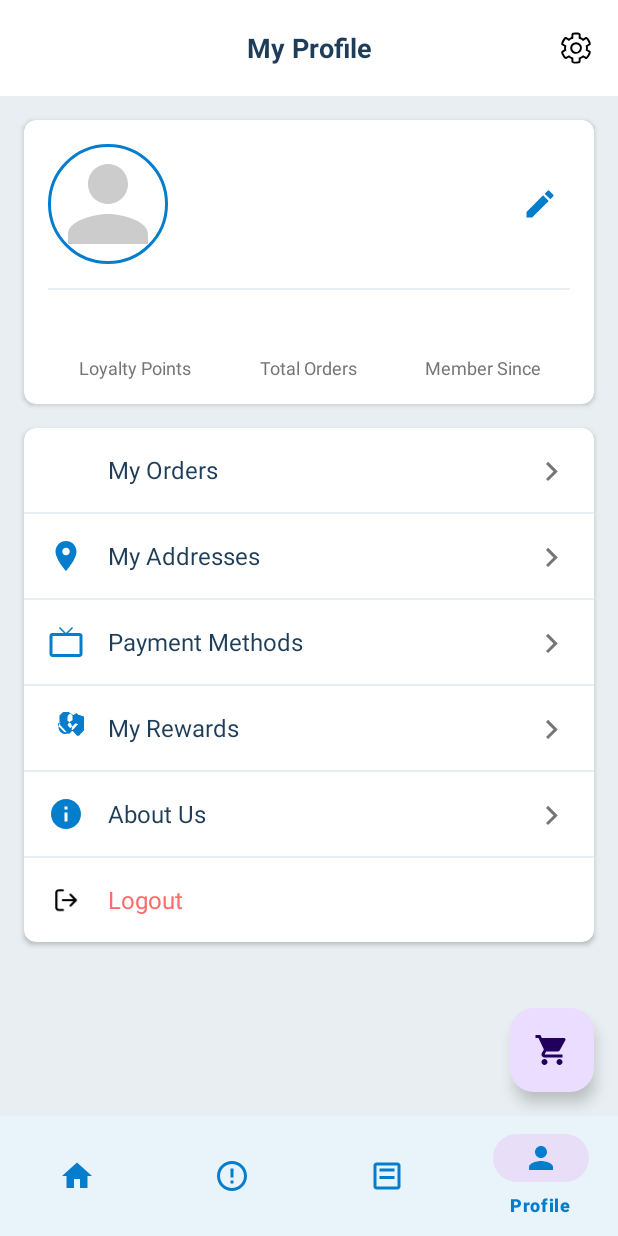
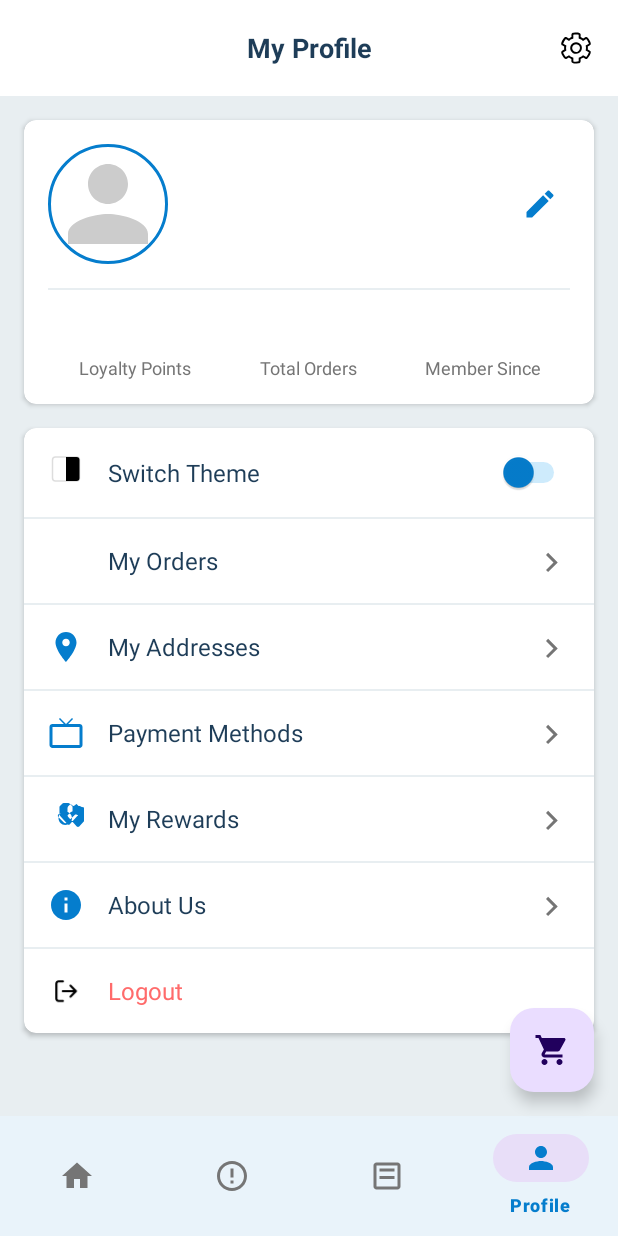
Before and after one commit to Remy2404/coffeecorner, an Android app: the ProfileFragment screen opened through its navigation route, on a phone screen of 412 x 824 dp. Run offline under Robolectric (Android 15) with nearby library versions, the phone set to English and light mode, and no system bars; our stand-ins replace CircleImageView, navigation-ui; pictures from the network do not load; 10 statements that could not run were skipped.

Commit message:
UI/Theme: Improved theme switching, MaterialCheckBox, and adaptive colors. Refactored layouts for better dark/light support. See details for more.

```diff
--- a/app/src/main/java/com/coffeecorner/app/activities/MainActivity.java
+++ b/app/src/main/java/com/coffeecorner/app/activities/MainActivity.java
@@ -6,6 +6,7 @@ import android.util.Log;
 import android.widget.Toast;
 
 import androidx.appcompat.app.AppCompatActivity;
+import androidx.appcompat.app.AppCompatDelegate;
 import androidx.fragment.app.Fragment;
 import androidx.navigation.NavController;
 import androidx.navigation.fragment.NavHostFragment;
@@ -25,6 +26,11 @@ public class MainActivity extends AppCompatActivity {
 
     @Override
     protected void onCreate(Bundle savedInstanceState) {
+        // Set theme to follow user preference (light/dark)
+        android.content.SharedPreferences prefs = getSharedPreferences("app_prefs", MODE_PRIVATE);
+        boolean isDark = prefs.getBoolean("dark_mode", false);
+        AppCompatDelegate.setDefaultNightMode(isDark ? AppCompatDelegate.MODE_NIGHT_YES : AppCompatDelegate.MODE_NIGHT_NO);
+
         super.onCreate(savedInstanceState);
         setContentView(R.layout.activity_main);
 
--- a/app/src/main/java/com/coffeecorner/app/fragments/ProfileFragment.java
+++ b/app/src/main/java/com/coffeecorner/app/fragments/ProfileFragment.java
@@ -1,5 +1,6 @@
 package com.coffeecorner.app.fragments;
 
+import android.content.Context;
 import android.content.Intent;
 import android.os.Bundle;
 import android.view.LayoutInflater;
@@ -8,11 +9,13 @@ import android.view.ViewGroup;
 import android.widget.Button;
 import android.widget.ImageButton;
 import android.widget.ImageView;
+import android.widget.Switch;
 import android.widget.TextView;
 import android.widget.Toast;
 
 import androidx.annotation.NonNull;
 import androidx.annotation.Nullable;
+import androidx.appcompat.app.AppCompatDelegate;
 import androidx.fragment.app.Fragment;
 import androidx.lifecycle.ViewModelProvider;
 import androidx.navigation.Navigation;
@@ -22,7 +25,8 @@ import com.bumptech.glide.request.RequestOptions;
 import com.coffeecorner.app.R;
 import com.coffeecorner.app.activities.LoginActivity;
 import com.coffeecorner.app.models.User;
-import com.coffeecorner.app.viewmodels.UserViewModel;
+import com.coffeecorner.app.viewmodel.UserViewModel;
+import com.coffeecorner.app.viewmodel.UserViewModelFactory;
 import com.google.android.material.dialog.MaterialAlertDialogBuilder;
 
 public class ProfileFragment extends Fragment {
@@ -32,6 +36,10 @@ public class ProfileFragment extends Fragment {
     private ImageButton btnEditProfile;
     private View btnSettings;
     private UserViewModel userViewModel;
+    private Switch switchTheme;
+    private static final String PREFS_NAME = "app_prefs";
+    private static final String KEY_DARK_MODE = "dark_mode";
+    private boolean isThemeSwitching = false;
 
     public ProfileFragment() {
         // Required empty public constructor
@@ -42,8 +50,8 @@ public class ProfileFragment extends Fragment {
             Bundle savedInstanceState) {
         View view = inflater.inflate(R.layout.fragment_profile, container, false);
 
-        // Initialize ViewModel
-        userViewModel = new ViewModelProvider(requireActivity()).get(UserViewModel.class);
+        // Initialize ViewModel with custom factory
+        userViewModel = new ViewModelProvider(requireActivity(), new UserViewModelFactory(requireContext())).get(UserViewModel.class);
 
         return view;
     }
@@ -60,6 +68,19 @@ public class ProfileFragment extends Fragment {
 
         // Setup click listeners
         setupClickListeners(view);
+
+        // Set initial switch state based on saved preference
+        isThemeSwitching = true;
+        switchTheme.setChecked(getDarkModePref());
+        isThemeSwitching = false;
+        switchTheme.setOnCheckedChangeListener((buttonView, isChecked) -> {
+            if (isThemeSwitching) return;
+            saveDarkModePref(isChecked);
+            int newMode = isChecked ? AppCompatDelegate.MODE_NIGHT_YES : AppCompatDelegate.MODE_NIGHT_NO;
+            if (AppCompatDelegate.getDefaultNightMode() != newMode) {
+                AppCompatDelegate.setDefaultNightMode(newMode);
+            }
+        });
     }
 
     private void initializeViews(View view) {
@@ -71,6 +92,7 @@ public class ProfileFragment extends Fragment {
         tvMemberSince = view.findViewById(R.id.tvMemberSince);
         btnEditProfile = view.findViewById(R.id.btnEditProfile);
         btnSettings = view.findViewById(R.id.btnSettings);
+        switchTheme = view.findViewById(R.id.switchTheme);
     }
 
     private void setupObservers() {
@@ -147,4 +169,16 @@ public class ProfileFragment extends Fragment {
         startActivity(intent);
         requireActivity().finish();
     }
+
+    private void saveDarkModePref(boolean isDark) {
+        requireContext().getSharedPreferences(PREFS_NAME, Context.MODE_PRIVATE)
+            .edit()
+            .putBoolean(KEY_DARK_MODE, isDark)
+            .apply();
+    }
+
+    private boolean getDarkModePref() {
+        return requireContext().getSharedPreferences(PREFS_NAME, Context.MODE_PRIVATE)
+            .getBoolean(KEY_DARK_MODE, false);
+    }
 }
--- /dev/null
+++ b/app/src/main/java/com/coffeecorner/app/viewmodel/UserViewModelFactory.java
@@ -0,0 +1,27 @@
+package com.coffeecorner.app.viewmodel;
+
+import android.content.Context;
+
+import androidx.annotation.NonNull;
+import androidx.lifecycle.ViewModel;
+import androidx.lifecycle.ViewModelProvider;
+
+import com.coffeecorner.app.repositories.UserRepository;
+
+public class UserViewModelFactory implements ViewModelProvider.Factory {
+    private final Context context;
+
+    public UserViewModelFactory(Context context) {
+        this.context = context.getApplicationContext();
+    }
+
+    @NonNull
+    @Override
+    public <T extends ViewModel> T create(@NonNull Class<T> modelClass) {
+        if (modelClass.isAssignableFrom(UserViewModel.class)) {
+            UserRepository userRepository = UserRepository.getInstance(context);
+            return (T) new UserViewModel(userRepository);
+        }
+        throw new IllegalArgumentException("Unknown ViewModel class");
+    }
+}
--- /dev/null
+++ b/app/src/main/res/color/bottom_nav_selector.xml
@@ -0,0 +1,5 @@
+<?xml version="1.0" encoding="utf-8"?>
+<selector xmlns:android="http://schemas.android.com/apk/res/android">
+    <item android:color="@color/primary" android:state_checked="true" />
+    <item android:color="@color/text_secondary" android:state_checked="false" />
+</selector>
--- /dev/null
+++ b/app/src/main/res/drawable/bg_theme_switch_icon.xml
@@ -0,0 +1,4 @@
+<shape xmlns:android="http://schemas.android.com/apk/res/android">
+    <solid android:color="@android:color/white" />
+    <corners android:radius="6dp" />
+</shape>
--- /dev/null
+++ b/app/src/main/res/drawable/ic_square_black_white.xml
@@ -0,0 +1,20 @@
+<vector xmlns:android="http://schemas.android.com/apk/res/android"
+    android:width="24dp"
+    android:height="24dp"
+    android:viewportWidth="24"
+    android:viewportHeight="24">
+    <!-- Left half: white -->
+    <path
+        android:pathData="M3,4 a2,2 0 0 1 2,-2 h7 v16 h-7 a2,2 0 0 1 -2,-2 z"
+        android:fillColor="#FFFFFF"/>
+    <!-- Right half: black -->
+    <path
+        android:pathData="M12,2 h7 a2,2 0 0 1 2,2 v12 a2,2 0 0 1 -2,2 h-7 z"
+        android:fillColor="#000000"/>
+    <!-- Border (optional, subtle) -->
+    <path
+        android:pathData="M3,4 a2,2 0 0 1 2,-2 h14 a2,2 0 0 1 2,2 v12 a2,2 0 0 1 -2,2 h-14 a2,2 0 0 1 -2,-2 z"
+        android:strokeColor="#22000000"
+        android:strokeWidth="1"
+        android:fillAlpha="0"/>
+</vector>
--- a/app/src/main/res/layout/activity_main.xml
+++ b/app/src/main/res/layout/activity_main.xml
@@ -23,9 +23,9 @@
         android:layout_width="0dp"
         android:layout_height="wrap_content"
         android:layout_gravity="bottom"
-        android:background="@color/white"
-        app:itemIconTint="@color/primary"
-        app:itemTextColor="@color/primary"
+        android:background="@color/surface"
+        app:itemIconTint="@color/bottom_nav_selector"
+        app:itemTextColor="@color/bottom_nav_selector"
         app:layout_constraintBottom_toBottomOf="parent"
         app:layout_constraintLeft_toLeftOf="parent"
         app:layout_constraintRight_toRightOf="parent"
--- a/app/src/main/res/layout/fragment_profile.xml
+++ b/app/src/main/res/layout/fragment_profile.xml
@@ -220,6 +220,49 @@
                     android:layout_width="match_parent"
                     android:layout_height="wrap_content"
                     android:orientation="vertical">
+
+                    <!-- Theme Switch (moved and restyled) -->
+                    <LinearLayout
+                        android:id="@+id/layoutThemeSwitch"
+                        android:layout_width="match_parent"
+                        android:layout_height="wrap_content"
+                        android:background="?attr/selectableItemBackground"
+                        android:clickable="false"
+                        android:focusable="false"
+                        android:gravity="center_vertical"
+                        android:orientation="horizontal"
+                        android:padding="16dp">
+
+                        <ImageView
+                            android:layout_width="24dp"
+                            android:layout_height="24dp"
+                            android:src="@drawable/ic_square_black_white"
+                            android:contentDescription="@string/theme_switch"
+                            android:scaleType="centerInside" />
+
+                        <TextView
+                            android:id="@+id/tvThemeSwitch"
+                            android:layout_width="0dp"
+                            android:layout_height="wrap_content"
+                            android:layout_marginStart="16dp"
+                            android:layout_weight="1"
+                            android:text="@string/switch_theme"
+                            android:textColor="@color/text_primary"
+                            android:textSize="16sp" />
+
+                        <Switch
+                            android:id="@+id/switchTheme"
+                            android:layout_width="wrap_content"
+                            android:layout_height="wrap_content"
+                            android:checked="false"
+                            android:thumbTint="@color/primary"
+                            android:trackTint="@color/secondary" />
+                    </LinearLayout>
+
+                    <View
+                        android:layout_width="match_parent"
+                        android:layout_height="1dp"
+                        android:background="@color/divider" />
 
                     <LinearLayout
                         android:id="@+id/layoutMyOrders"
--- /dev/null
+++ b/app/src/main/res/values-night/color/bottom_nav_selector.xml
@@ -0,0 +1,5 @@
+<?xml version="1.0" encoding="utf-8"?>
+<selector xmlns:android="http://schemas.android.com/apk/res/android">
+    <item android:color="@color/primary" android:state_checked="true" />
+    <item android:color="@color/text_secondary" android:state_checked="false" />
+</selector>
--- /dev/null
+++ b/app/src/main/res/values-night/colors.xml
@@ -0,0 +1,46 @@
+<?xml version="1.0" encoding="utf-8"?>
+<resources>
+    <!-- Base colors for dark theme -->
+    <color name="black">#FF000000</color>
+    <color name="white">#FFFFFFFF</color>
+    <color name="red">#eb2f06</color>
+
+    <!-- Coffee shop dark theme colors -->
+    <color name="color_01">#121C2B</color> <!-- Very dark blue for status bar -->
+    <color name="color_02">#1A467D</color> <!-- Dark blue for primary elements -->
+    <color name="color_03">#057DCD</color> <!-- Medium blue for accents -->
+    <color name="color_04">#23272F</color> <!-- Dark gray/blue for surfaces -->
+    <color name="color_05">#23272F</color>
+    <color name="color_06">#23272F</color>
+    <color name="color_07">#181A20</color> <!-- Near black for backgrounds -->
+    <color name="color_08">#23272F</color>
+    <color name="color_09">#FFFFFF</color> <!-- White for text on dark -->
+
+    <!-- Semantic color mappings for dark theme -->
+    <color name="primary">#057DCD</color>
+    <color name="secondary">#43B0F1</color>
+    <color name="text_primary">#FFFFFF</color>
+    <color name="text_secondary">#B0B0B0</color>
+    <color name="background">#181A20</color>
+    <color name="surface">#23272F</color>
+    <color name="divider">#23272F</color>
+    <color name="brown">#B87333</color> <!-- Muted brown for dark mode -->
+
+    <!-- Notification colors (unchanged for dark) -->
+    <color name="unread_notification_bg">#23272F</color>
+    <color name="notification_order">#057DCD</color>
+    <color name="notification_promotion">#FF6B6B</color>
+    <color name="notification_reward">#FFA94D</color>
+    <color name="notification_news">#69DB7C</color>
+    <color name="notification_default">#ADB5BD</color>
+
+    <!-- Additional colors -->
+    <color name="rating_gold">#FFD700</color>
+
+    <!-- Sitting colors -->
+    <color name="secondary1">#FF03DAC5</color>
+    <color name="night_mode">#6124B1</color>
+    <color name="noti">#13B2C3</color>
+    <color name="p_acc">#E6A326</color>
+    <color name="sec">#D95F69</color>
+</resources>
--- a/app/src/main/res/values-night/themes.xml
+++ b/app/src/main/res/values-night/themes.xml
@@ -1,7 +1,32 @@
 <resources xmlns:tools="http://schemas.android.com/tools">
     <!-- Base application theme. -->
     <style name="Base.Theme.ApsaraAndroid" parent="Theme.Material3.DayNight.NoActionBar">
-        <!-- Customize your dark theme here. -->
-        <!-- <item name="colorPrimary">@color/my_dark_primary</item> -->
+        <!-- Primary brand color. -->
+        <item name="colorPrimary">@color/primary</item>
+        <item name="colorPrimaryVariant">@color/color_03</item>
+        <item name="colorOnPrimary">@color/white</item>
+        <!-- Secondary brand color. -->
+        <item name="colorSecondary">@color/secondary</item>
+        <item name="colorSecondaryVariant">@color/color_04</item>
+        <item name="colorOnSecondary">@color/text_primary</item>
+        <!-- Background colors -->
+        <item name="android:colorBackground">@color/background</item>
+        <item name="colorSurface">@color/surface</item>
+        <item name="colorOnBackground">@color/text_primary</item>
+        <item name="colorOnSurface">@color/text_primary</item>
+        <!-- Text appearance defaults -->
+        <item name="textAppearanceHeadline1">@style/TextAppearance.CoffeeShop.Heading1</item>
+        <item name="textAppearanceHeadline2">@style/TextAppearance.CoffeeShop.Heading2</item>
+        <item name="textAppearanceHeadline3">@style/TextAppearance.CoffeeShop.Heading3</item>
+        <item name="textAppearanceBody1">@style/TextAppearance.CoffeeShop.Body1</item>
+        <item name="textAppearanceBody2">@style/TextAppearance.CoffeeShop.Body2</item>
+        <item name="textAppearanceButton">@style/TextAppearance.CoffeeShop.Button</item>
+        <item name="textAppearanceCaption">@style/TextAppearance.CoffeeShop.Caption</item>
+        <item name="textAppearanceSubtitle1">@style/TextAppearance.CoffeeShop.Subtitle1</item>
+        <item name="textAppearanceSubtitle2">@style/TextAppearance.CoffeeShop.Subtitle2</item>
+        <!-- Status bar and navigation bar colors -->
+        <item name="android:statusBarColor">@color/color_01</item>
+        <item name="android:navigationBarColor">@color/surface</item>
     </style>
+    <style name="Theme.ApsaraAndroid" parent="Base.Theme.ApsaraAndroid" />
 </resources>
--- a/app/src/main/res/values/strings.xml
+++ b/app/src/main/res/values/strings.xml
@@ -214,4 +214,6 @@
     <string name="chipGroupExtras">Extras</string>
     <string name="ic_favorite_filled">Favorite filled</string>
     <string name="ic_favorite_outline">Favorite outline</string>
+    <string name="theme_switch">Theme Switch</string>
+    <string name="switch_theme">Switch Theme</string>
 </resources>
```
Also changed, not shown: app/src/main/res/layout/activity_login.xml (+7 -8 lines), app/src/main/res/layout/activity_splash.xml (+4 -4 lines).
